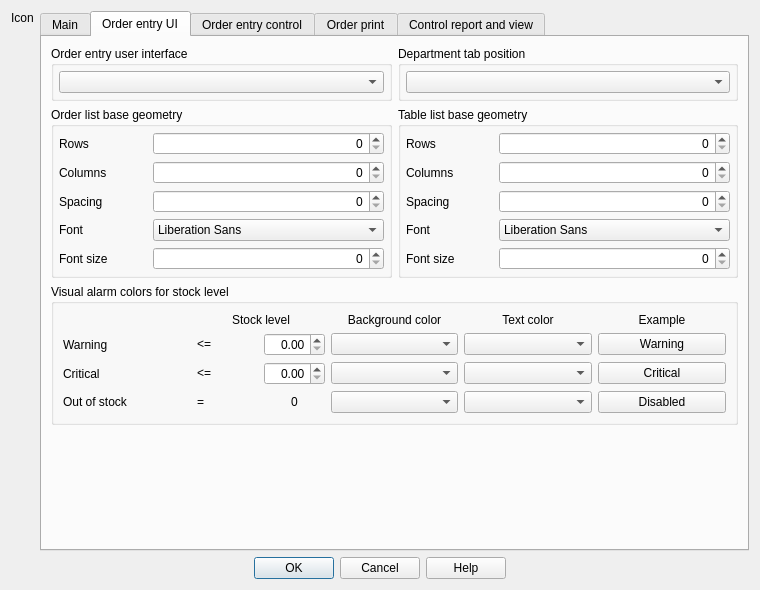
First picture: the form in App/Ui/SettingsDialog.ui, repository paolodestefani/pySagra, before the edit.
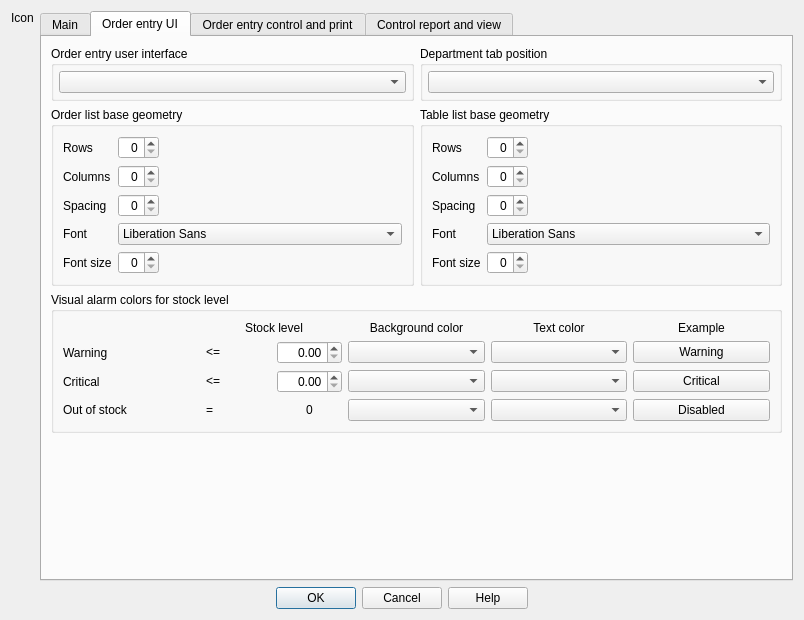
Second picture: the form after the edit. The open tabs and pages were chosen to show the change. Custom widgets are drawn as their Qt base class.

The edit to the form file:
```diff
--- a/App/Ui/SettingsDialog.ui
+++ b/App/Ui/SettingsDialog.ui
@@ -9,8 +9,8 @@
    <rect>
     <x>0</x>
     <y>0</y>
-    <width>760</width>
-    <height>590</height>
+    <width>804</width>
+    <height>620</height>
    </rect>
   </property>
   <property name="sizePolicy">
@@ -521,7 +521,7 @@
         <attribute name="title">
          <string>Order entry UI</string>
         </attribute>
-        <layout class="QVBoxLayout" name="verticalLayout_5">
+        <layout class="QVBoxLayout" name="verticalLayout_11">
          <item>
           <layout class="QHBoxLayout" name="horizontalLayout_8">
            <item>
@@ -575,7 +575,7 @@
           </layout>
          </item>
          <item>
-          <layout class="QHBoxLayout" name="horizontalLayout_3">
+          <layout class="QHBoxLayout" name="horizontalLayout_26">
            <item>
             <widget class="QGroupBox" name="groupBoxOrderGeometry">
              <property name="sizePolicy">
@@ -587,52 +587,9 @@
              <property name="title">
               <string>Order list base geometry</string>
              </property>
-             <layout class="QVBoxLayout" name="verticalLayout_10">
-              <property name="leftMargin">
-               <number>5</number>
-              </property>
-              <property name="topMargin">
-               <number>5</number>
-              </property>
-              <property name="rightMargin">
-               <number>5</number>
-              </property>
-              <property name="bottomMargin">
-               <number>5</number>
-              </property>
+             <layout class="QVBoxLayout" name="verticalLayout_5">
               <item>
-               <layout class="QGridLayout" name="gridLayout_5">
-                <property name="sizeConstraint">
-                 <enum>QLayout::SizeConstraint::SetMinimumSize</enum>
-                </property>
-                <item row="4" column="1">
-                 <widget class="QSpinBox" name="spinBoxOrderListFontSize">
-                  <property name="alignment">
-                   <set>Qt::AlignmentFlag::AlignRight|Qt::AlignmentFlag::AlignTrailing|Qt::AlignmentFlag::AlignVCenter</set>
-                  </property>
-                 </widget>
-                </item>
-                <item row="1" column="1">
-                 <widget class="QSpinBox" name="spinBoxOrderListColumns">
-                  <property name="alignment">
-                   <set>Qt::AlignmentFlag::AlignRight|Qt::AlignmentFlag::AlignTrailing|Qt::AlignmentFlag::AlignVCenter</set>
-                  </property>
-                 </widget>
-                </item>
-                <item row="2" column="0">
-                 <widget class="QLabel" name="label_13">
-                  <property name="text">
-                   <string>Spacing</string>
-                  </property>
-                 </widget>
-                </item>
-                <item row="1" column="0">
-                 <widget class="QLabel" name="label_2">
-                  <property name="text">
-                   <string>Columns</string>
-                  </property>
-                 </widget>
-                </item>
+               <layout class="QGridLayout" name="gridLayout">
                 <item row="0" column="0">
                  <widget class="QLabel" name="label">
                   <property name="text">
@@ -641,25 +598,90 @@
                  </widget>
                 </item>
                 <item row="0" column="1">
-                 <widget class="QSpinBox" name="spinBoxOrderListRows">
-                  <property name="alignment">
-                   <set>Qt::AlignmentFlag::AlignRight|Qt::AlignmentFlag::AlignTrailing|Qt::AlignmentFlag::AlignVCenter</set>
+                 <layout class="QHBoxLayout" name="horizontalLayout_3">
+                  <item>
+                   <widget class="QSpinBox" name="spinBoxOrderListRows">
+                    <property name="alignment">
+                     <set>Qt::AlignmentFlag::AlignRight|Qt::AlignmentFlag::AlignTrailing|Qt::AlignmentFlag::AlignVCenter</set>
+                    </property>
+                   </widget>
+                  </item>
+                  <item>
+                   <spacer name="horizontalSpacer">
+                    <property name="orientation">
+                     <enum>Qt::Orientation::Horizontal</enum>
+                    </property>
+                    <property name="sizeHint" stdset="0">
+                     <size>
+                      <width>40</width>
+                      <height>20</height>
+                     </size>
+                    </property>
+                   </spacer>
+                  </item>
+                 </layout>
+                </item>
+                <item row="1" column="0">
+                 <widget class="QLabel" name="label_2">
+                  <property name="text">
+                   <string>Columns</string>
+                  </property>
+                 </widget>
+                </item>
+                <item row="1" column="1">
+                 <layout class="QHBoxLayout" name="horizontalLayout_19">
+                  <item>
+                   <widget class="QSpinBox" name="spinBoxOrderListColumns">
+                    <property name="alignment">
+                     <set>Qt::AlignmentFlag::AlignRight|Qt::AlignmentFlag::AlignTrailing|Qt::AlignmentFlag::AlignVCenter</set>
+                    </property>
+                   </widget>
+                  </item>
+                  <item>
+                   <spacer name="horizontalSpacer_2">
+                    <property name="orientation">
+                     <enum>Qt::Orientation::Horizontal</enum>
+                    </property>
+                    <property name="sizeHint" stdset="0">
+                     <size>
+                      <width>40</width>
+                      <height>20</height>
+                     </size>
+                    </property>
+                   </spacer>
+                  </item>
+                 </layout>
+                </item>
+                <item row="2" column="0">
+                 <widget class="QLabel" name="label_13">
+                  <property name="text">
+                   <string>Spacing</string>
                   </property>
                  </widget>
                 </item>
                 <item row="2" column="1">
-                 <widget class="QSpinBox" name="spinBoxOrderListSpacing">
-                  <property name="alignment">
-                   <set>Qt::AlignmentFlag::AlignRight|Qt::AlignmentFlag::AlignTrailing|Qt::AlignmentFlag::AlignVCenter</set>
-                  </property>
-                 </widget>
-                </item>
-                <item row="4" column="0">
-                 <widget class="QLabel" name="label_17">
-                  <property name="text">
-                   <string>Font size</string>
-                  </property>
-                 </widget>
+                 <layout class="QHBoxLayout" name="horizontalLayout_20">
+                  <item>
+                   <widget class="QSpinBox" name="spinBoxOrderListSpacing">
+                    <property name="alignment">
+                     <set>Qt::AlignmentFlag::AlignRight|Qt::AlignmentFlag::AlignTrailing|Qt::AlignmentFlag::AlignVCenter</set>
+                    </property>
+                   </widget>
+                  </item>
+                  <item>
+                   <spacer name="horizontalSpacer_4">
+                    <property name="orientation">
+                     <enum>Qt::Orientation::Horizontal</enum>
+                    </property>
+                    <property name="sizeHint" stdset="0">
+                     <size>
+                      <width>40</width>
+                      <height>20</height>
+                     </size>
+                    </property>
+                   </spacer>
+                  </item>
+                 </layout>
                 </item>
                 <item row="3" column="0">
                  <widget class="QLabel" name="label_15">
@@ -681,6 +703,37 @@
                   </property>
                  </widget>
                 </item>
+                <item row="4" column="0">
+                 <widget class="QLabel" name="label_17">
+                  <property name="text">
+                   <string>Font size</string>
+                  </property>
+                 </widget>
+                </item>
+                <item row="4" column="1">
+                 <layout class="QHBoxLayout" name="horizontalLayout_21">
+                  <item>
+                   <widget class="QSpinBox" name="spinBoxOrderListFontSize">
+                    <property name="alignment">
+                     <set>Qt::AlignmentFlag::AlignRight|Qt::AlignmentFlag::AlignTrailing|Qt::AlignmentFlag::AlignVCenter</set>
+                    </property>
+                   </widget>
+                  </item>
+                  <item>
+                   <spacer name="horizontalSpacer_6">
+                    <property name="orientation">
+                     <enum>Qt::Orientation::Horizontal</enum>
+                    </property>
+                    <property name="sizeHint" stdset="0">
+                     <size>
+                      <width>40</width>
+                      <height>20</height>
+                     </size>
+                    </property>
+                   </spacer>
+                  </item>
+                 </layout>
+                </item>
                </layout>
               </item>
              </layout>
@@ -697,38 +750,9 @@
              <property name="title">
               <string>Table list base geometry</string>
              </property>
-             <layout class="QVBoxLayout" name="verticalLayout_11">
-              <property name="leftMargin">
-               <number>5</number>
-              </property>
-              <property name="topMargin">
-               <number>5</number>
-              </property>
-              <property name="rightMargin">
-               <number>5</number>
-              </property>
-              <property name="bottomMargin">
-               <number>5</number>
-              </property>
+             <layout class="QVBoxLayout" name="verticalLayout_10">
               <item>
-               <layout class="QGridLayout" name="gridLayout_6">
-                <property name="sizeConstraint">
-                 <enum>QLayout::SizeConstraint::SetMinimumSize</enum>
-                </property>
-                <item row="3" column="0">
-                 <widget class="QLabel" name="label_16">
-                  <property name="text">
-                   <string>Font</string>
-                  </property>
-                 </widget>
-                </item>
-                <item row="0" column="1">
-                 <widget class="QSpinBox" name="spinBoxTableListRows">
-                  <property name="alignment">
-                   <set>Qt::AlignmentFlag::AlignRight|Qt::AlignmentFlag::AlignTrailing|Qt::AlignmentFlag::AlignVCenter</set>
-                  </property>
-                 </widget>
-                </item>
+               <layout class="QGridLayout" name="gridLayout_5">
                 <item row="0" column="0">
                  <widget class="QLabel" name="label_4">
                   <property name="text">
@@ -736,12 +760,29 @@
                   </property>
                  </widget>
                 </item>
-                <item row="2" column="0">
-                 <widget class="QLabel" name="label_14">
-                  <property name="text">
-                   <string>Spacing</string>
-                  </property>
-                 </widget>
+                <item row="0" column="1">
+                 <layout class="QHBoxLayout" name="horizontalLayout_22">
+                  <item>
+                   <widget class="QSpinBox" name="spinBoxTableListRows">
+                    <property name="alignment">
+                     <set>Qt::AlignmentFlag::AlignRight|Qt::AlignmentFlag::AlignTrailing|Qt::AlignmentFlag::AlignVCenter</set>
+                    </property>
+                   </widget>
+                  </item>
+                  <item>
+                   <spacer name="horizontalSpacer_7">
+                    <property name="orientation">
+                     <enum>Qt::Orientation::Horizontal</enum>
+                    </property>
+                    <property name="sizeHint" stdset="0">
+                     <size>
+                      <width>40</width>
+                      <height>20</height>
+                     </size>
+                    </property>
+                   </spacer>
+                  </item>
+                 </layout>
                 </item>
                 <item row="1" column="0">
                  <widget class="QLabel" name="label_5">
@@ -751,16 +792,64 @@
                  </widget>
                 </item>
                 <item row="1" column="1">
-                 <widget class="QSpinBox" name="spinBoxTableListColumns">
-                  <property name="alignment">
-                   <set>Qt::AlignmentFlag::AlignRight|Qt::AlignmentFlag::AlignTrailing|Qt::AlignmentFlag::AlignVCenter</set>
+                 <layout class="QHBoxLayout" name="horizontalLayout_23">
+                  <item>
+                   <widget class="QSpinBox" name="spinBoxTableListColumns">
+                    <property name="alignment">
+                     <set>Qt::AlignmentFlag::AlignRight|Qt::AlignmentFlag::AlignTrailing|Qt::AlignmentFlag::AlignVCenter</set>
+                    </property>
+                   </widget>
+                  </item>
+                  <item>
+                   <spacer name="horizontalSpacer_8">
+                    <property name="orientation">
+                     <enum>Qt::Orientation::Horizontal</enum>
+                    </property>
+                    <property name="sizeHint" stdset="0">
+                     <size>
+                      <width>40</width>
+                      <height>20</height>
+                     </size>
+                    </property>
+                   </spacer>
+                  </item>
+                 </layout>
+                </item>
+                <item row="2" column="0">
+                 <widget class="QLabel" name="label_14">
+                  <property name="text">
+                   <string>Spacing</string>
                   </property>
                  </widget>
                 </item>
                 <item row="2" column="1">
-                 <widget class="QSpinBox" name="spinBoxTableListSpacing">
-                  <property name="alignment">
-                   <set>Qt::AlignmentFlag::AlignRight|Qt::AlignmentFlag::AlignTrailing|Qt::AlignmentFlag::AlignVCenter</set>
+                 <layout class="QHBoxLayout" name="horizontalLayout_24">
+                  <item>
+                   <widget class="QSpinBox" name="spinBoxTableListSpacing">
+                    <property name="alignment">
+                     <set>Qt::AlignmentFlag::AlignRight|Qt::AlignmentFlag::AlignTrailing|Qt::AlignmentFlag::AlignVCenter</set>
+                    </property>
+                   </widget>
+                  </item>
+                  <item>
+                   <spacer name="horizontalSpacer_9">
+                    <property name="orientation">
+                     <enum>Qt::Orientation::Horizontal</enum>
+                    </property>
+                    <property name="sizeHint" stdset="0">
+                     <size>
+                      <width>40</width>
+                      <height>20</height>
+                     </size>
+                    </property>
+                   </spacer>
+                  </item>
+                 </layout>
+                </item>
+                <item row="3" column="0">
+                 <widget class="QLabel" name="label_16">
+                  <property name="text">
+                   <string>Font</string>
                   </property>
                  </widget>
                 </item>
@@ -777,13 +866,6 @@
                   </property>
                  </widget>
                 </item>
-                <item row="4" column="1">
-                 <widget class="QSpinBox" name="spinBoxTableListFontSize">
-                  <property name="alignment">
-                   <set>Qt::AlignmentFlag::AlignRight|Qt::AlignmentFlag::AlignTrailing|Qt::AlignmentFlag::AlignVCenter</set>
-                  </property>
-                 </widget>
-                </item>
                 <item row="4" column="0">
                  <widget class="QLabel" name="label_18">
                   <property name="text">
@@ -791,6 +873,30 @@
                   </property>
                  </widget>
                 </item>
+                <item row="4" column="1">
+                 <layout class="QHBoxLayout" name="horizontalLayout_25">
+                  <item>
+                   <widget class="QSpinBox" name="spinBoxTableListFontSize">
+                    <property name="alignment">
+                     <set>Qt::AlignmentFlag::AlignRight|Qt::AlignmentFlag::AlignTrailing|Qt::AlignmentFlag::AlignVCenter</set>
+                    </property>
+                   </widget>
+                  </item>
+                  <item>
+                   <spacer name="horizontalSpacer_10">
+                    <property name="orientation">
+                     <enum>Qt::Orientation::Horizontal</enum>
+                    </property>
+                    <property name="sizeHint" stdset="0">
+                     <size>
+                      <width>40</width>
+                      <height>20</height>
+                     </size>
+                    </property>
+                   </spacer>
+                  </item>
+                 </layout>
+                </item>
                </layout>
               </item>
              </layout>
@@ -1027,7 +1133,7 @@
        </widget>
        <widget class="QWidget" name="tab3">
         <attribute name="title">
-         <string>Order entry control</string>
+         <string>Order entry control and print</string>
         </attribute>
         <layout class="QVBoxLayout" name="verticalLayout_25">
          <item>
@@ -1446,235 +1552,6 @@
          </item>
         </layout>
        </widget>
-       <widget class="QWidget" name="tab4">
-        <attribute name="title">
-         <string>Order print</string>
-        </attribute>
-        <layout class="QVBoxLayout" name="verticalLayout_19">
-         <item>
-          <widget class="QGroupBox" name="groupBox_4">
-           <property name="title">
-            <string>Order printing settings</string>
-           </property>
-           <layout class="QVBoxLayout" name="verticalLayout">
-            <item>
-             <layout class="QGridLayout" name="gridLayout">
-              <item row="0" column="0">
-               <widget class="QLabel" name="labelCopy_2">
-                <property name="text">
-                 <string>Print</string>
-                </property>
-                <property name="buddy">
-                 <cstring>spinBoxCustomerCopies</cstring>
-                </property>
-               </widget>
-              </item>
-              <item row="0" column="1">
-               <widget class="QLabel" name="labelCopy_6">
-                <property name="text">
-                 <string>Method</string>
-                </property>
-                <property name="buddy">
-                 <cstring>spinBoxCustomerCopies</cstring>
-                </property>
-               </widget>
-              </item>
-              <item row="0" column="2">
-               <widget class="QLabel" name="labelCopy">
-                <property name="text">
-                 <string># Copies</string>
-                </property>
-                <property name="buddy">
-                 <cstring>spinBoxCustomerCopies</cstring>
-                </property>
-               </widget>
-              </item>
-              <item row="0" column="3">
-               <widget class="QLabel" name="labelCopy_4">
-                <property name="text">
-                 <string>Report</string>
-                </property>
-                <property name="buddy">
-                 <cstring>spinBoxCustomerCopies</cstring>
-                </property>
-               </widget>
-              </item>
-              <item row="0" column="4">
-               <widget class="QLabel" name="labelCopy_3">
-                <property name="text">
-                 <string>Printer class</string>
-                </property>
-                <property name="buddy">
-                 <cstring>spinBoxCustomerCopies</cstring>
-                </property>
-               </widget>
-              </item>
-              <item row="1" column="0">
-               <widget class="QCheckBox" name="checkBoxCustomerCopy">
-                <property name="text">
-                 <string>Customer</string>
-                </property>
-                <property name="checked">
-                 <bool>false</bool>
-                </property>
-               </widget>
-              </item>
-              <item row="1" column="1">
-               <widget class="RelationalComboBox" name="comboBoxCustomerMethod">
-                <property name="enabled">
-                 <bool>false</bool>
-                </property>
-               </widget>
-              </item>
-              <item row="1" column="2">
-               <widget class="QSpinBox" name="spinBoxCustomerCopies">
-                <property name="enabled">
-                 <bool>false</bool>
-                </property>
-                <property name="minimum">
-                 <number>1</number>
-                </property>
-               </widget>
-              </item>
-              <item row="1" column="3">
-               <widget class="RelationalComboBox" name="comboBoxCustomerReport">
-                <property name="enabled">
-                 <bool>false</bool>
-                </property>
-                <property name="sizePolicy">
-                 <sizepolicy hsizetype="Minimum" vsizetype="Fixed">
-                  <horstretch>0</horstretch>
-                  <verstretch>0</verstretch>
-                 </sizepolicy>
-                </property>
-               </widget>
-              </item>
-              <item row="1" column="4">
-               <widget class="RelationalComboBox" name="comboBoxCustomerPrinter">
-                <property name="enabled">
-                 <bool>false</bool>
-                </property>
-                <property name="sizePolicy">
-                 <sizepolicy hsizetype="Minimum" vsizetype="Fixed">
-                  <horstretch>0</horstretch>
-                  <verstretch>0</verstretch>
-                 </sizepolicy>
-                </property>
-               </widget>
-              </item>
-              <item row="2" column="0">
-               <widget class="QCheckBox" name="checkBoxDepartmentCopy">
-                <property name="text">
-                 <string>Department</string>
-                </property>
-                <property name="checked">
-                 <bool>false</bool>
-                </property>
-               </widget>
-              </item>
-              <item row="2" column="1">
-               <widget class="RelationalComboBox" name="comboBoxDepartmentMethod">
-                <property name="enabled">
-                 <bool>false</bool>
-                </property>
-               </widget>
-              </item>
-              <item row="2" column="2">
-               <widget class="QSpinBox" name="spinBoxDepartmentCopies">
-                <property name="enabled">
-                 <bool>false</bool>
-                </property>
-                <property name="minimum">
-                 <number>1</number>
-                </property>
-               </widget>
-              </item>
-              <item row="2" column="3">
-               <widget class="RelationalComboBox" name="comboBoxDepartmentReport">
-                <property name="enabled">
-                 <bool>false</bool>
-                </property>
-                <property name="sizePolicy">
-                 <sizepolicy hsizetype="Minimum" vsizetype="Fixed">
-                  <horstretch>0</horstretch>
-                  <verstretch>0</verstretch>
-                 </sizepolicy>
-                </property>
-               </widget>
-              </item>
-              <item row="3" column="0">
-               <widget class="QCheckBox" name="checkBoxCoverCopy">
-                <property name="text">
-                 <string>Cover</string>
-                </property>
-                <property name="checked">
-                 <bool>false</bool>
-                </property>
-               </widget>
-              </item>
-              <item row="3" column="1">
-               <widget class="RelationalComboBox" name="comboBoxCoverMethod">
-                <property name="enabled">
-                 <bool>false</bool>
-                </property>
-               </widget>
-              </item>
-              <item row="3" column="2">
-               <widget class="QSpinBox" name="spinBoxCoverCopies">
-                <property name="enabled">
-                 <bool>false</bool>
-                </property>
-                <property name="minimum">
-                 <number>1</number>
-                </property>
-               </widget>
-              </item>
-              <item row="3" column="3">
-               <widget class="RelationalComboBox" name="comboBoxCoverReport">
-                <property name="enabled">
-                 <bool>false</bool>
-                </property>
-                <property name="sizePolicy">
-                 <sizepolicy hsizetype="Minimum" vsizetype="Fixed">
-                  <horstretch>0</horstretch>
-                  <verstretch>0</verstretch>
-                 </sizepolicy>
-                </property>
-               </widget>
-              </item>
-              <item row="3" column="4">
-               <widget class="RelationalComboBox" name="comboBoxCoverPrinter">
-                <property name="enabled">
-                 <bool>false</bool>
-                </property>
-                <property name="sizePolicy">
-                 <sizepolicy hsizetype="Minimum" vsizetype="Fixed">
-                  <horstretch>0</horstretch>
-                  <verstretch>0</verstretch>
-                 </sizepolicy>
-                </property>
-               </widget>
-              </item>
-             </layout>
-            </item>
-           </layout>
-          </widget>
-         </item>
-         <item>
-          <spacer name="verticalSpacer">
-           <property name="orientation">
-            <enum>Qt::Orientation::Vertical</enum>
-           </property>
-           <property name="sizeHint" stdset="0">
-            <size>
-             <width>380</width>
-             <height>289</height>
-            </size>
-           </property>
-          </spacer>
-         </item>
-        </layout>
-       </widget>
        <widget class="QWidget" name="tab5">
         <attribute name="title">
          <string>Control report and view</string>
```
Left out of the diff: 581 changed lines with no effect on the pictures.
